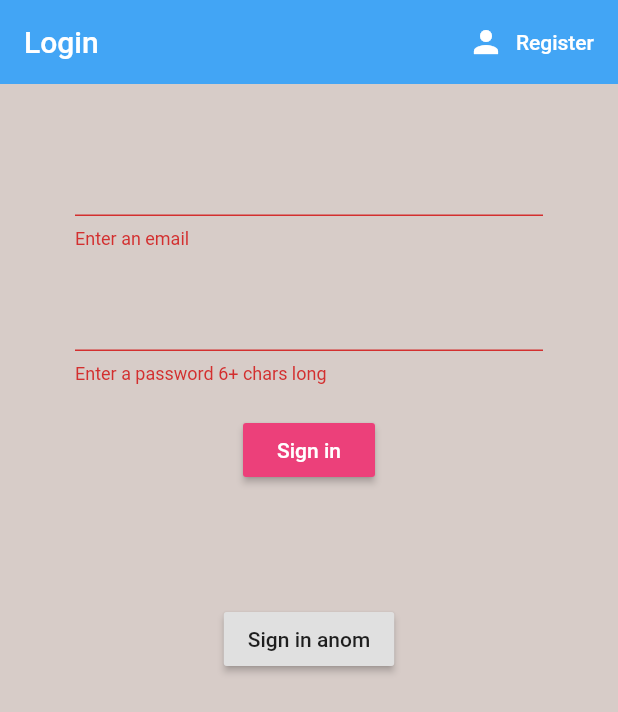
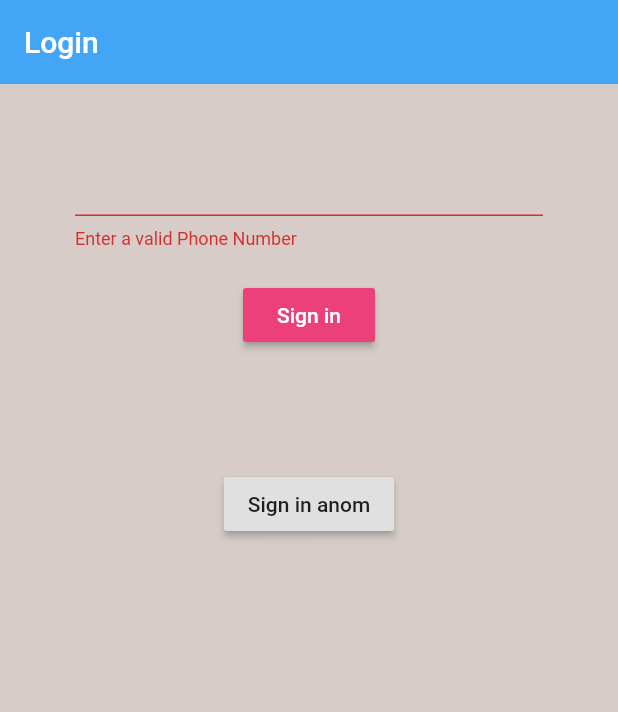
Before and after one commit to rdx-rockstar/Byakugan, a Flutter app: the screen it shows after launch, after a tap on "Sign in", on a phone screen of 412 x 824 dp. Shown: the top 712 px of the screen. Run offline on Flutter 3.47's test engine with Material 2 defaults, Android fonts, the phone set to English and light mode, and no system bars; our stand-ins replace bubble_bottom_bar, firebase_auth, fluttertoast, geocoding, geolocator, google_maps_flutter; missing offline and left inert: flutter_polyline_points; accounts and stored records are empty.

Commit message:
Add Phone Authentication
Signed-off-by: AmitGupta7580 <amitgupta758000@gmail.com>

```diff
--- a/App/women_safety/lib/models/user.dart
+++ b/App/women_safety/lib/models/user.dart
@@ -1,6 +1,6 @@
 class User {
 
   final String uid;
-  final String email;
-  User({ this.uid,this.email });
+  final String phone;
+  User({ this.uid, this.phone });
 }
--- a/App/women_safety/lib/screens/authenticate/authenticate.dart
+++ /dev/null
@@ -1,25 +0,0 @@
-import 'package:flutter/material.dart';
-import 'package:women_safety/screens/authenticate/sign_in.dart';
-import 'package:women_safety/screens/authenticate/register.dart';
-
-class Authenticate extends StatefulWidget {
-  @override
-  _AuthenticateState createState() => _AuthenticateState();
-}
-
-class _AuthenticateState extends State<Authenticate> {
-
-  bool showSignIn = true;
-  void toggelView() {
-    setState(() => showSignIn = !showSignIn);
-  }
-
-  @override
-  Widget build(BuildContext context) {
-    if( showSignIn ) {
-      return SignIn(toggelView: toggelView);
-    } else {
-      return Register(toggelView: toggelView);
-    }
-  }
-}
--- a/App/women_safety/lib/screens/authenticate/sign_in.dart
+++ b/App/women_safety/lib/screens/authenticate/sign_in.dart
@@ -15,8 +15,7 @@ class _SignInState extends State<SignIn> {
   final AuthService _auth = AuthService();
   final _formKey = GlobalKey<FormState>();
 
-  String email = '';
-  String password = '';
+  String number = '';
   String error = '';
 
   @override
@@ -27,15 +26,6 @@ class _SignInState extends State<SignIn> {
         backgroundColor: Colors.blue[400],
         elevation: 0.0,
         title: Text('Login'),
-        actions: <Widget>[
-          FlatButton.icon(
-            icon: Icon(Icons.person,color: Colors.white),
-            label: Text('Register',style:TextStyle(color: Colors.white),),
-            onPressed: () {
-              widget.toggelView();
-            },
-          )
-        ],
       ),
       body: Container(
         padding: EdgeInsets.symmetric(vertical: 20.0, horizontal: 50.0),
@@ -47,17 +37,10 @@ class _SignInState extends State<SignIn> {
                 children: <Widget>[
                   SizedBox(height: 20.0,),
                   TextFormField(
-                    validator: (val) => val.isEmpty ? 'Enter an email': null,
+                    obscureText: true,
+                    validator: (val) => val.length < 10 ? 'Enter a valid Phone Number': null,
                     onChanged: (val) {
-                      setState(() => email = val);
-                    },
-                  ),
-                  SizedBox(height: 20.0,),
-                  TextFormField(
-                    obscureText: true,
-                    validator: (val) => val.length < 6 ? 'Enter a password 6+ chars long': null,
-                    onChanged: (val) {
-                      setState(() => password = val);
+                      setState(() => number = val);
                     },
                   ),
                   SizedBox(height: 20.0,),
@@ -69,11 +52,7 @@ class _SignInState extends State<SignIn> {
                     ),
                     onPressed: () async {
                       if (_formKey.currentState.validate()) {
-                        dynamic result = await _auth.signinWithEmailAndPassword(email, password);
-                        print(result);
-                        if(result == null){
-                          setState(() => error = 'Invalid Email and Password');
-                        }
+                        dynamic result = await _auth.signInWithPhoneNumber(number, context);
                       }
                     },
                   ),
--- a/App/women_safety/lib/screens/home/home.dart
+++ b/App/women_safety/lib/screens/home/home.dart
@@ -12,7 +12,7 @@ class Home extends StatelessWidget {
   final AuthService _auth = AuthService();
   Home(User user){
     _channel.invokeMethod("setEmail",<String, dynamic>{
-    'email': user.email,
+    'email': user.phone,
     }).then((value){});
   }
   @override
@@ -32,7 +32,9 @@ class Home extends StatelessWidget {
                       Navigator.push(
                           context,
                           MaterialPageRoute(
-                              builder: (context) => MapOnCall(userDestination,value)));
+                              builder: (context) => MapOnCall(userDestination,value)
+                          )
+                      );
                     }
                     else{
                       Fluttertoast.showToast(
--- a/App/women_safety/lib/screens/wrapper.dart
+++ b/App/women_safety/lib/screens/wrapper.dart
@@ -1,7 +1,7 @@
 import 'package:flutter/material.dart';
 import 'package:provider/provider.dart';
 import 'package:women_safety/models/user.dart';
-import 'package:women_safety/screens/authenticate/authenticate.dart';
+import 'package:women_safety/screens/authenticate/sign_in.dart';
 import 'package:women_safety/screens/home/home.dart';
 
 class Wrapper extends StatelessWidget {
@@ -9,7 +9,7 @@ class Wrapper extends StatelessWidget {
   Widget build(BuildContext context) {
     final user = Provider.of<User>(context);
     if(user == null){
-      return Authenticate();
+      return SignIn();
     } else {
       return Home(user);
     }
```
Also changed, not shown: App/women_safety/lib/screens/authenticate/register.dart (deleted, +0 -89 lines), App/women_safety/lib/services/auth.dart (+62 -48 lines).
